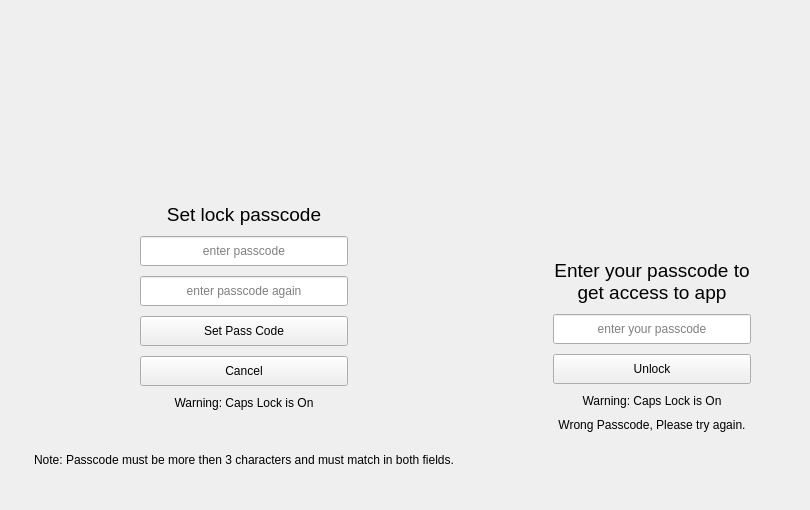
Old version of the form src/lock.ui in the repository keshavbhatt/whatsie.
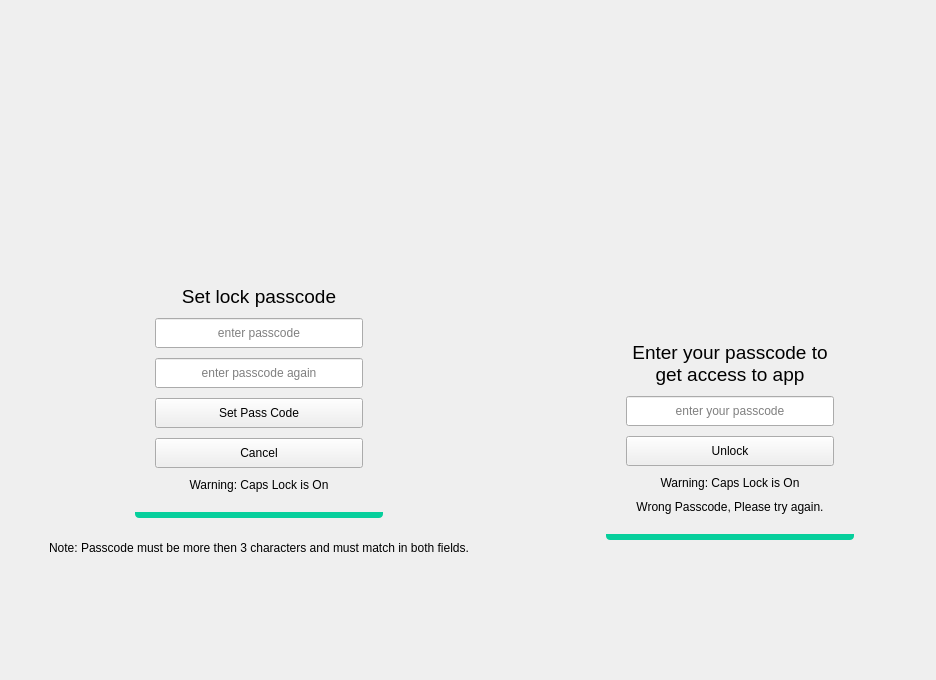
New version of the form. Icons and pictures are not drawn.

Commit message:
chore(ui): update ui color
- update color to match vendor specified
one in settings widget
- add bottom strip in lock dialog

```diff
--- a/src/lock.ui
+++ b/src/lock.ui
@@ -6,8 +6,8 @@
    <rect>
     <x>0</x>
     <y>0</y>
-    <width>810</width>
-    <height>510</height>
+    <width>936</width>
+    <height>680</height>
    </rect>
   </property>
   <property name="sizePolicy">
@@ -96,6 +96,17 @@
             </spacer>
            </item>
            <item>
+            <layout class="QVBoxLayout" name="verticalLayout_10">
+             <property name="spacing">
+              <number>0</number>
+             </property>
+             <property name="rightMargin">
+              <number>0</number>
+             </property>
+             <property name="bottomMargin">
+              <number>0</number>
+             </property>
+             <item>
             <widget class="QWidget" name="widget_2" native="true">
              <property name="styleSheet">
               <string notr="true"/>
@@ -273,6 +284,30 @@
             </widget>
            </item>
            <item>
+              <widget class="QWidget" name="bottomLine_2" native="true">
+               <property name="minimumSize">
+                <size>
+                 <width>6</width>
+                 <height>0</height>
+                </size>
+               </property>
+               <property name="maximumSize">
+                <size>
+                 <width>16777215</width>
+                 <height>6</height>
+                </size>
+               </property>
+               <property name="styleSheet">
+                <string notr="true">background-color: rgb(6, 207, 156);
+border-bottom-right-radius: 4px;
+border-bottom-left-radius: 4px;</string>
+               </property>
+               <layout class="QVBoxLayout" name="verticalLayout_11"/>
+              </widget>
+             </item>
+            </layout>
+           </item>
+           <item>
             <spacer name="horizontalSpacer_8">
              <property name="orientation">
               <enum>Qt::Horizontal</enum>
@@ -398,6 +433,17 @@
             </spacer>
            </item>
            <item>
+            <layout class="QVBoxLayout" name="verticalLayout_8">
+             <property name="spacing">
+              <number>0</number>
+             </property>
+             <property name="rightMargin">
+              <number>0</number>
+             </property>
+             <property name="bottomMargin">
+              <number>0</number>
+             </property>
+             <item>
             <widget class="QWidget" name="widget" native="true">
              <property name="styleSheet">
               <string notr="true"/>
@@ -615,6 +661,30 @@
               </item>
              </layout>
             </widget>
+             </item>
+             <item>
+              <widget class="QWidget" name="bottomLine" native="true">
+               <property name="minimumSize">
+                <size>
+                 <width>6</width>
+                 <height>0</height>
+                </size>
+               </property>
+               <property name="maximumSize">
+                <size>
+                 <width>16777215</width>
+                 <height>6</height>
+                </size>
+               </property>
+               <property name="styleSheet">
+                <string notr="true">background-color: rgb(6, 207, 156);
+border-bottom-right-radius: 4px;
+border-bottom-left-radius: 4px;</string>
+               </property>
+               <layout class="QVBoxLayout" name="verticalLayout_9"/>
+              </widget>
+             </item>
+            </layout>
            </item>
            <item>
             <spacer name="horizontalSpacer_5">
```
Lines whose indentation alone changed are shown as unchanged. The commit also changes 3 other files.
